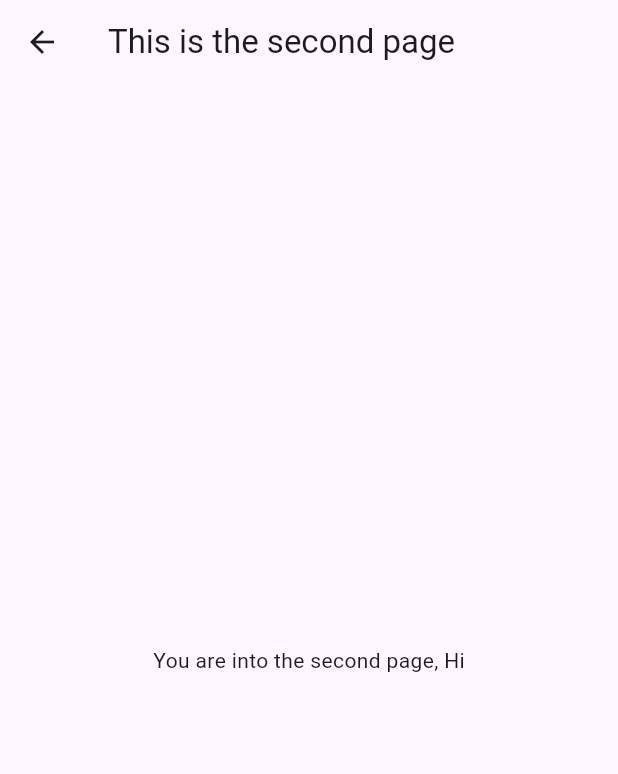
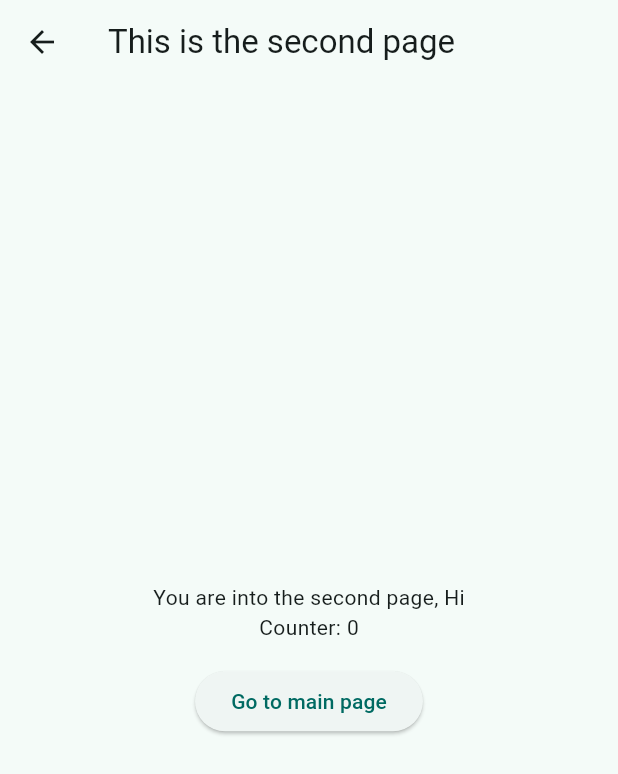
Before and after one commit to LeoDoCa/des-mov-in-LeonardoDorantes, a Flutter app: the screen it shows after launch, after a tap on "Go to second page", on a phone screen of 412 x 824 dp. Shown: the top 774 px of the screen. Run offline on Flutter 3.47's test engine with Material 3 defaults, Android fonts, the phone set to English and light mode, and no system bars.

Commit message:
[UPDATE] Agregué lo de la tarea de la pantalla de navegación

```diff
--- a/flutter_application_1/lib/SecondPage.dart
+++ b/flutter_application_1/lib/SecondPage.dart
@@ -1,17 +1,37 @@
 import 'package:flutter/material.dart';
+import 'package:flutter_application_1/main.dart';
 
-class SecondPage extends StatelessWidget{
-  const SecondPage({super.key}); //Constructor
+class SecondPage extends StatelessWidget {
+  final int counter;
+
+  const SecondPage({super.key, required this.counter}); //Constructor
 
   @override
   Widget build(BuildContext context) {
     // TODO: implement build
     return Scaffold(
-      appBar: AppBar(title: Text("This is the second page"),),
+      appBar: AppBar(title: Text("This is the second page")),
       body: Center(
-        child: Text("You are into the second page, Hi"),
+        child: Column(
+          mainAxisAlignment: MainAxisAlignment.center,
+          children: <Widget>[
+            Text("You are into the second page, Hi"),
+            Text("Counter: $counter"),
+            SizedBox(height: 15),
+            ElevatedButton(
+              onPressed: () {
+                Navigator.pop(
+                  context,
+                  MaterialPageRoute(
+                    builder: (context) => MyApp(),
+                  ),
+                );
+              },
+              child: Text("Go to main page"),
+            ),
+          ],
+        ),
       ),
     );
   }
-
 }
--- a/flutter_application_1/lib/main.dart
+++ b/flutter_application_1/lib/main.dart
@@ -30,7 +30,7 @@ class MyApp extends StatelessWidget {
         //
         // This works for code too, not just values: Most code changes can be
         // tested with just a hot reload.
-        colorScheme: ColorScheme.fromSeed(seedColor: Colors.deepPurple),
+        colorScheme: ColorScheme.fromSeed(seedColor: Colors.teal[400]!),
       ),
       home: const MyHomePage(title: 'Flutter Demo Home Page'),
     );
@@ -78,39 +78,45 @@ class _MyHomePageState extends State<MyHomePage> {
       _counter++;
     });
   }
-  void _decrementCounter(){
+
+  void _decrementCounter() {
     setState(() {
-      if(_counter>0){
+      if (_counter > 0) {
         _counter--;
       }
     });
   }
 
-  Widget _getAllStudents(){
+  Widget _getAllStudents() {
     return Column(
       crossAxisAlignment: CrossAxisAlignment.start,
       children: [
-        const SizedBox ( height: 12,),
+        const SizedBox(height: 12),
         Text("Students list:"),
-        SizedBox(height: 12,),
-      ...studentsList.map((student) => Text(" - ${student.name} (ID: ${student.studentId})")).toList()
-      ]
+        SizedBox(height: 12),
+        ...studentsList
+            .map(
+              (student) =>
+                  Text(" - ${student.name} (ID: ${student.studentId})"),
+            )
+            .toList(),
+      ],
     );
   }
 
-  void _addStudent(){
+  void _addStudent() {
     final name = _txtName.text.trim();
     final studentId = _txtStudentId.text.trim();
-    if(name.isEmpty){
-      ScaffoldMessenger.of(context).showSnackBar(
-        SnackBar(content: Text("Please write something"))
-      );
+    if (name.isEmpty) {
+      ScaffoldMessenger.of(
+        context,
+      ).showSnackBar(SnackBar(content: Text("Please write something")));
       return;
     }
-    if(studentId.isEmpty){
-      ScaffoldMessenger.of(context).showSnackBar(
-        SnackBar(content: Text("Please write something"))
-      );
+    if (studentId.isEmpty) {
+      ScaffoldMessenger.of(
+        context,
+      ).showSnackBar(SnackBar(content: Text("Please write something")));
       return;
     }
     setState(() {
@@ -162,33 +168,76 @@ class _MyHomePageState extends State<MyHomePage> {
               '$_counter',
               style: Theme.of(context).textTheme.headlineMedium,
             ),
-            SizedBox(height: 15,),
-            ElevatedButton(onPressed: (){
-              Navigator.push(
-                context,
-                MaterialPageRoute(builder: (context) => SecondPage()));
-            }, child: Text("Go to second page"))
+            SizedBox(height: 15),
+            ElevatedButton(
+              onPressed: () {
+                Navigator.push(
+                  context,
+                  MaterialPageRoute(builder: (context) => SecondPage(counter: _counter,) ),
+                );
+              },
+              child: Text("Go to second page"),
+            ),
+            SizedBox(height: 15),
+            Padding(
+              padding: EdgeInsets.symmetric(horizontal: 25),
+              child: TextField(
+                controller: _txtName,
+                decoration: InputDecoration(
+                  labelText: "Name:",
+                  border: OutlineInputBorder(),
+                ),
+              ),
+            ),
+            SizedBox(height: 15),
+            Padding(
+              padding: EdgeInsets.symmetric(horizontal: 25),
+              child: TextField(
+                controller: _txtStudentId,
+                decoration: InputDecoration(
+                  labelText: "StudentId:",
+                  border: OutlineInputBorder(),
+                ),
+              ),
+            ),
+            SizedBox(height: 15),
+            Padding(
+              padding: EdgeInsets.symmetric(horizontal: 25),
+              child: ElevatedButton(
+                onPressed: _addStudent,
+                child: Text("Add Student"),
+              ),
+            ),
+            SizedBox(height: 15),
+            Text('Nombre: $name'),
+            Text('Edad: $age'),
+            Text('¿Soy bueno pa la chamba?: $programming'),
+            SizedBox(height: 15),
+            Text("Student1: ${student.name}"),
+            Text("Student id: ${student.studentId}"),
+            _getAllStudents(),
           ],
         ),
       ),
-      floatingActionButton:
-        Column(
+      floatingActionButton: Column(
         mainAxisAlignment: MainAxisAlignment.end,
         children: [
-          SizedBox(height: 20,),
+          SizedBox(height: 20),
           FloatingActionButton(
+            heroTag: "btnIncrement",
             onPressed: _incrementCounter,
             tooltip: 'Increment',
             child: const Icon(Icons.add),
           ),
-          SizedBox(height: 7,),
+          SizedBox(height: 7),
           FloatingActionButton(
+            heroTag: "btnDecrement",
             onPressed: _decrementCounter,
             tooltip: 'Increment',
             child: const Icon(Icons.remove),
           ),
         ],
-      )// This trailing comma makes auto-formatting nicer for build methods.
+      ), // This trailing comma makes auto-formatting nicer for build methods.
     );
   }
 }
```
